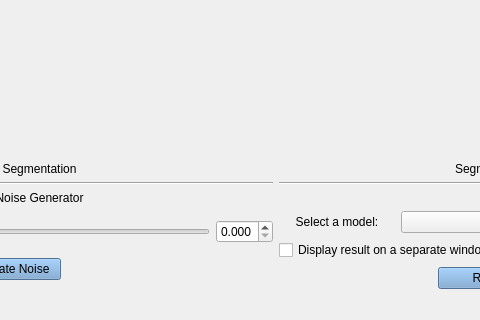
Qt form src/qt_designer_file/main_window_new.ui (rettholzapfel33/Noisey-image) before a commit; both pictures show x 303 to 783 and y 346 to 666 of the 1059 by 666 pixel window.
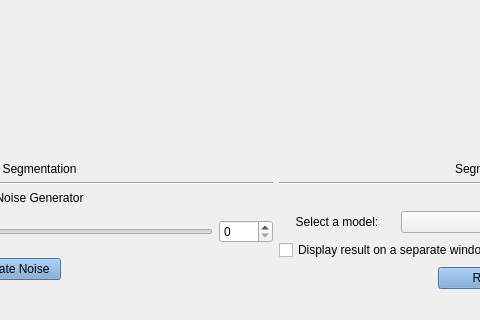
The same form after that commit. Custom widgets are drawn as their Qt base class.

Patch:
```diff
--- a/src/qt_designer_file/main_window_new.ui
+++ b/src/qt_designer_file/main_window_new.ui
@@ -257,13 +257,13 @@
           <item>
            <widget class="QDoubleSpinBox" name="doubleSpinBox">
             <property name="decimals">
-             <number>3</number>
+             <number>0</number>
             </property>
             <property name="minimum">
              <double>0.000000000000000</double>
             </property>
             <property name="maximum">
-             <double>0.500000000000000</double>
+             <double>5000.000000000000000</double>
             </property>
             <property name="singleStep">
              <double>0.001000000000000</double>
```
Left out of the diff: 2 changed lines with no effect on the pictures.
